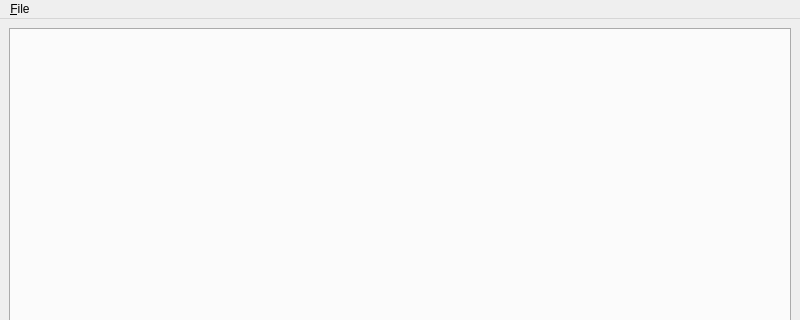
This is src/ui/mainwindow.ui in vminakov/system-monitor as Qt 5 draws it before an edit; both pictures show x 0 to 800 and y 0 to 320 of the 800 by 600 pixel window. The edited form follows.
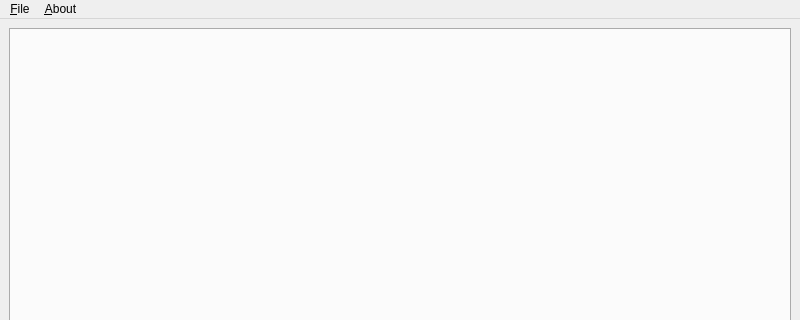
This is the edited form.

```diff
--- a/src/ui/mainwindow.ui
+++ b/src/ui/mainwindow.ui
@@ -43,9 +43,17 @@
     <property name="title">
      <string>&amp;File</string>
     </property>
-    <addaction name="actionE_xit"/>
+    <addaction name="actionExit"/>
+   </widget>
+   <widget class="QMenu" name="menu_About">
+    <property name="title">
+     <string>&amp;About</string>
+    </property>
+    <addaction name="actionAbout"/>
+    <addaction name="actionAboutQt"/>
    </widget>
    <addaction name="menu_File"/>
+   <addaction name="menu_About"/>
   </widget>
   <widget class="QStatusBar" name="statusbar"/>
   <action name="actionE_xit">
```
Left out of the diff: 12 changed lines with no effect on the pictures.
